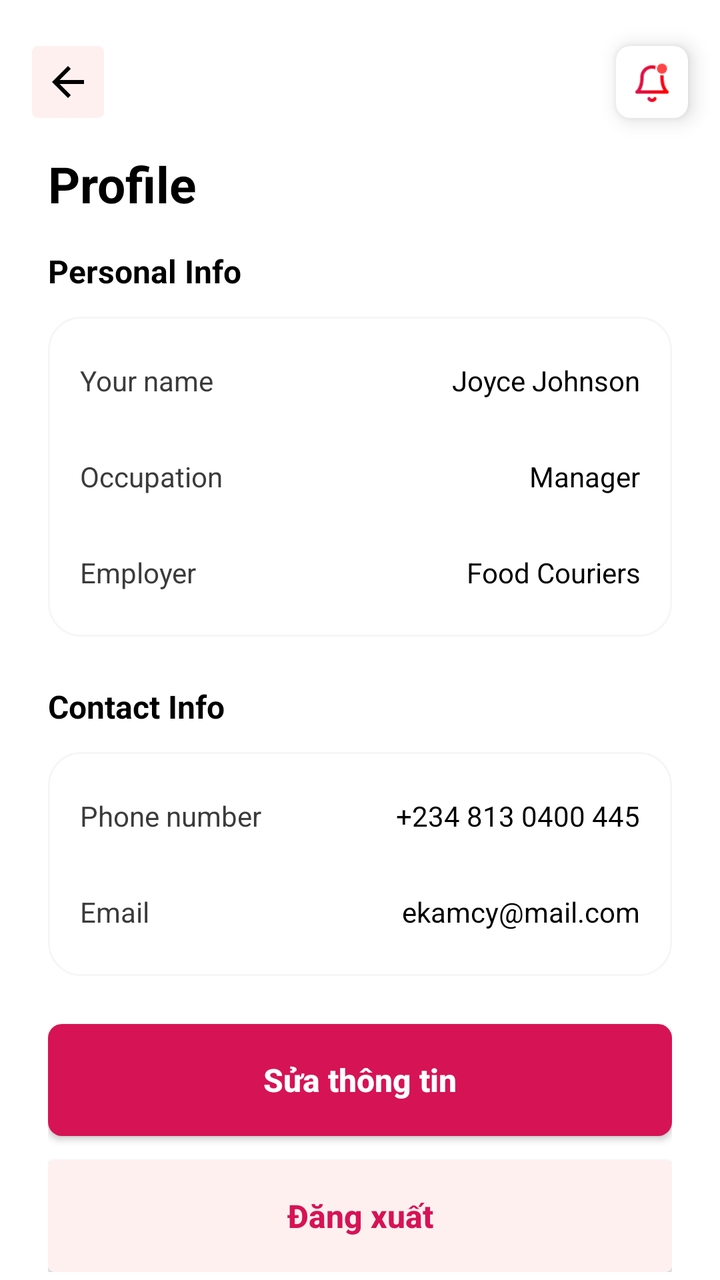
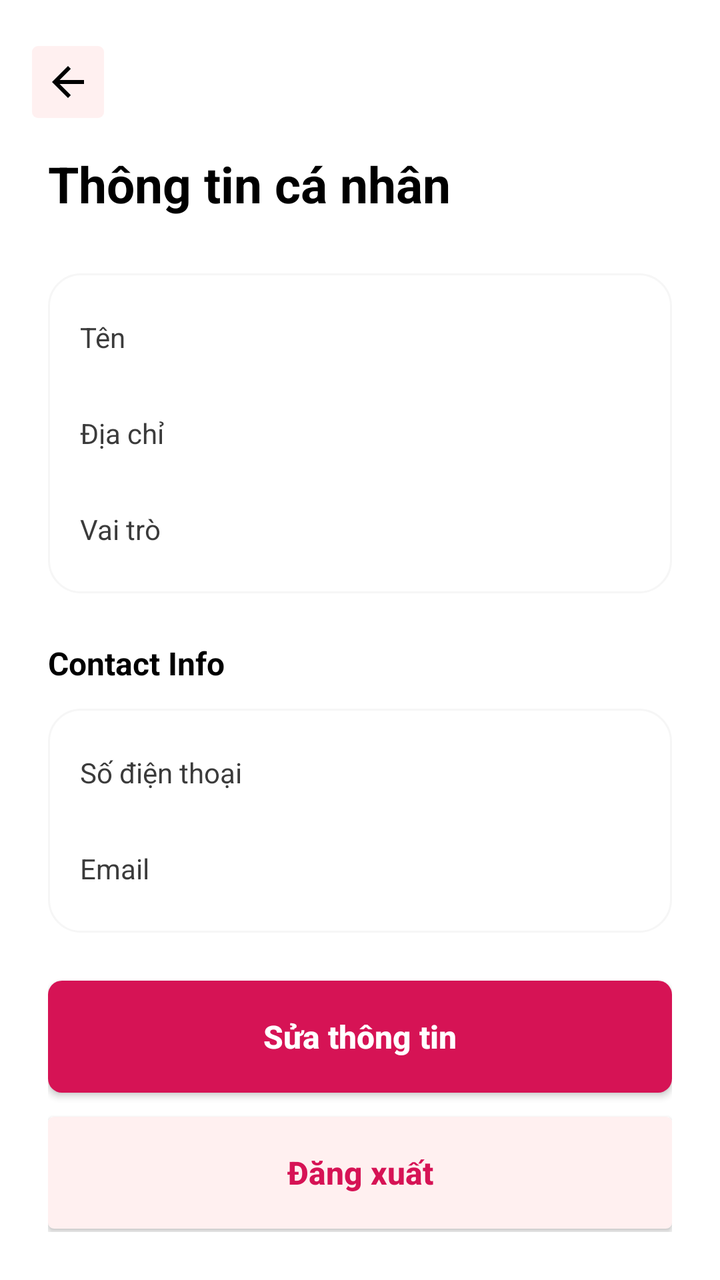

Compare the two renders of this Android layout. The source of the first and the diff that turns it into the second are given below.
<!-- AndroidManifest.xml: application theme Theme.FoodCouriers -->
<!-- res/layout/activity_profile.xml -->
<?xml version="1.0" encoding="utf-8"?>
<androidx.constraintlayout.widget.ConstraintLayout
    xmlns:android="http://schemas.android.com/apk/res/android"
    xmlns:app="http://schemas.android.com/apk/res-auto"
    android:id="@+id/rootProfile"
    android:layout_width="match_parent"
    android:layout_height="match_parent"
    android:background="@android:color/white">

    
    <ImageButton
        android:id="@+id/btnBack"
        android:layout_width="36dp"
        android:layout_height="36dp"
        android:layout_marginStart="16dp"
        android:layout_marginTop="23dp"
        android:background="@drawable/bg_button_secondary"
        android:src="@drawable/ic_back"
        android:scaleType="centerInside"
        app:tint="@android:color/black"
        android:contentDescription="@string/back"
        app:layout_constraintTop_toTopOf="parent"
        app:layout_constraintStart_toStartOf="parent" />

    <androidx.cardview.widget.CardView
        android:id="@+id/cardNotification"
        android:layout_width="36dp"
        android:layout_height="36dp"
        android:layout_marginEnd="16dp"
        android:layout_marginTop="23dp"
        app:cardCornerRadius="7dp"
        app:cardElevation="6dp"
        app:layout_constraintTop_toTopOf="parent"
        app:layout_constraintEnd_toEndOf="parent">

        <ImageView
            android:id="@+id/icNotification"
            android:layout_width="match_parent"
            android:layout_height="match_parent"
            android:padding="8dp"
            android:src="@drawable/ic_notification"
            android:contentDescription="@string/notifications" />
    </androidx.cardview.widget.CardView>

    
    <TextView
        android:id="@+id/tvProfileTitle"
        android:layout_width="wrap_content"
        android:layout_height="wrap_content"
        android:text="Profile"
        android:textSize="25sp"
        android:textStyle="bold"
        android:textColor="@android:color/black"
        android:layout_marginTop="16dp"
        app:layout_constraintTop_toBottomOf="@id/btnBack"
        app:layout_constraintStart_toStartOf="parent"
        android:layout_marginStart="24dp" />

    
    <androidx.core.widget.NestedScrollView
        android:id="@+id/scrollProfile"
        android:layout_width="0dp"
        android:layout_height="0dp"
        android:fillViewport="true"
        app:layout_constraintTop_toBottomOf="@id/tvProfileTitle"
        app:layout_constraintBottom_toBottomOf="parent"
        app:layout_constraintStart_toStartOf="parent"
        app:layout_constraintEnd_toEndOf="parent">

        <LinearLayout
            android:layout_width="match_parent"
            android:layout_height="wrap_content"
            android:orientation="vertical"
            android:paddingStart="24dp"
            android:paddingEnd="24dp"
            android:paddingTop="16dp"
            android:paddingBottom="24dp">

            
            <TextView
                android:id="@+id/tvPersonalTitle"
                android:layout_width="wrap_content"
                android:layout_height="wrap_content"
                android:text="Personal Info"
                android:textSize="16sp"
                android:textStyle="bold"
                android:textColor="@android:color/black" />

            <LinearLayout
                android:id="@+id/layoutPersonalInfo"
                android:layout_width="match_parent"
                android:layout_height="wrap_content"
                android:layout_marginTop="12dp"
                android:orientation="vertical"
                android:background="@drawable/bg_profile_section"
                android:paddingStart="16dp"
                android:paddingEnd="16dp"
                android:paddingTop="8dp"
                android:paddingBottom="8dp">

                
                <LinearLayout
                    android:layout_width="match_parent"
                    android:layout_height="48dp"
                    android:orientation="horizontal"
                    android:gravity="center_vertical"
                    android:weightSum="1">

                    <TextView
                        android:layout_width="0dp"
                        android:layout_height="wrap_content"
                        android:layout_weight="0.5"
                        android:text="Your name"
                        android:textSize="14sp"
                        android:textColor="#3B3B3B" />

                    <TextView
                        android:id="@+id/tvNameValue"
                        android:layout_width="0dp"
                        android:layout_height="wrap_content"
                        android:layout_weight="0.5"
                        android:gravity="end"
                        android:text="Joyce Johnson"
                        android:textSize="14sp"
                        android:textColor="@android:color/black" />
                </LinearLayout>

                
                <LinearLayout
                    android:layout_width="match_parent"
                    android:layout_height="48dp"
                    android:orientation="horizontal"
                    android:gravity="center_vertical"
                    android:weightSum="1">

                    <TextView
                        android:layout_width="0dp"
                        android:layout_height="wrap_content"
                        android:layout_weight="0.5"
                        android:text="Occupation"
                        android:textSize="14sp"
                        android:textColor="#3B3B3B" />

                    <TextView
                        android:id="@+id/tvOccupationValue"
                        android:layout_width="0dp"
                        android:layout_height="wrap_content"
                        android:layout_weight="0.5"
                        android:gravity="end"
                        android:text="Manager"
                        android:textSize="14sp"
                        android:textColor="@android:color/black" />
                </LinearLayout>

                
                <LinearLayout
                    android:layout_width="match_parent"
                    android:layout_height="48dp"
                    android:orientation="horizontal"
                    android:gravity="center_vertical"
                    android:weightSum="1">

                    <TextView
                        android:layout_width="0dp"
                        android:layout_height="wrap_content"
                        android:layout_weight="0.5"
                        android:text="Employer"
                        android:textSize="14sp"
                        android:textColor="#3B3B3B" />

                    <TextView
                        android:id="@+id/tvEmployerValue"
                        android:layout_width="0dp"
                        android:layout_height="wrap_content"
                        android:layout_weight="0.5"
                        android:gravity="end"
                        android:text="Food Couriers"
                        android:textSize="14sp"
                        android:textColor="@android:color/black" />
                </LinearLayout>

                
            </LinearLayout>

            <TextView
                android:id="@+id/tvContactTitle"
                android:layout_width="wrap_content"
                android:layout_height="wrap_content"
                android:layout_marginTop="24dp"
                android:text="Contact Info"
                android:textSize="16sp"
                android:textStyle="bold"
                android:textColor="@android:color/black" />

            <LinearLayout
                android:id="@+id/layoutContactInfo"
                android:layout_width="match_parent"
                android:layout_height="wrap_content"
                android:layout_marginTop="12dp"
                android:orientation="vertical"
                android:background="@drawable/bg_profile_section"
                android:paddingStart="16dp"
                android:paddingEnd="16dp"
                android:paddingTop="8dp"
                android:paddingBottom="8dp">

                
                <LinearLayout
                    android:layout_width="match_parent"
                    android:layout_height="48dp"
                    android:orientation="horizontal"
                    android:gravity="center_vertical"
                    android:weightSum="1">

                    <TextView
                        android:layout_width="0dp"
                        android:layout_height="wrap_content"
                        android:layout_weight="0.5"
                        android:text="Phone number"
                        android:textSize="14sp"
                        android:textColor="#3B3B3B" />

                    <TextView
                        android:id="@+id/tvPhoneValue"
                        android:layout_width="0dp"
                        android:layout_height="wrap_content"
                        android:layout_weight="0.5"
                        android:gravity="end"
                        android:text="+234 813 0400 445"
                        android:textSize="14sp"
                        android:textColor="@android:color/black" />
                </LinearLayout>

                
                <LinearLayout
                    android:layout_width="match_parent"
                    android:layout_height="48dp"
                    android:orientation="horizontal"
                    android:gravity="center_vertical"
                    android:weightSum="1">

                    <TextView
                        android:layout_width="0dp"
                        android:layout_height="wrap_content"
                        android:layout_weight="0.5"
                        android:text="Email"
                        android:textSize="14sp"
                        android:textColor="#3B3B3B" />

                    <TextView
                        android:id="@+id/tvEmailValue"
                        android:layout_width="0dp"
                        android:layout_height="wrap_content"
                        android:layout_weight="0.5"
                        android:gravity="end"
                        android:text="ekamcy@mail.com"
                        android:textSize="14sp"
                        android:textColor="@android:color/black" />
                </LinearLayout>
            </LinearLayout>

            <androidx.appcompat.widget.AppCompatButton
                android:id="@+id/btnEdit"
                android:layout_width="match_parent"
                android:layout_height="56dp"
                android:layout_marginTop="24dp"
                android:background="@drawable/bg_button_primary"
                android:text="@string/edit"
                android:textAllCaps="false"
                android:textColor="@android:color/white"
                android:textSize="16sp"
                android:textStyle="bold" />

            <androidx.appcompat.widget.AppCompatButton
                android:id="@+id/btnLogout"
                android:layout_width="match_parent"
                android:layout_height="56dp"
                android:layout_marginTop="12dp"
                android:background="@drawable/bg_button_secondary"
                android:text="@string/log_out"
                android:textAllCaps="false"
                android:textColor="#D61355"
                android:textSize="16sp"
                android:textStyle="bold" />

        </LinearLayout>
    </androidx.core.widget.NestedScrollView>

</androidx.constraintlayout.widget.ConstraintLayout>
<!-- resources referenced by this layout -->
<resources>
  <!-- drawable bg_button_primary (drawable) -->
  <?xml version="1.0" encoding="utf-8"?>
  <shape xmlns:android="http://schemas.android.com/apk/res/android"
      android:shape="rectangle">
      <solid android:color="@color/primary" />
      <corners android:radius="7dp" />
  </shape>
  <!-- drawable bg_button_secondary (drawable) -->
  <?xml version="1.0" encoding="utf-8"?>
  <shape xmlns:android="http://schemas.android.com/apk/res/android"
      android:shape="rectangle">
      <solid android:color="@color/pink" />
      <corners android:radius="3dp" />
  </shape>
  <!-- drawable bg_profile_section (drawable) -->
  <?xml version="1.0" encoding="utf-8"?>
  <shape xmlns:android="http://schemas.android.com/apk/res/android"
      android:shape="rectangle">
      <solid android:color="@android:color/white"/>
      <stroke
          android:width="1dp"
          android:color="#F6F6F6" />
      <corners android:radius="16dp" />
  </shape>
  <!-- drawable ic_back (drawable) -->
  <?xml version="1.0" encoding="utf-8"?>
  <vector xmlns:android="http://schemas.android.com/apk/res/android"
      android:width="24dp"
      android:height="24dp"
      android:viewportWidth="24"
      android:viewportHeight="24">
  
      
      <path
          android:pathData="M20,11H7.83L13.41,5.41L12,4L4,12L12,20L13.41,18.59L7.83,13H20V11Z"
          android:fillColor="#FFFFFFFF" />
  </vector>
  <!-- drawable ic_notification: png bitmap (drawable, 1852 bytes) -->
  <string name="back">Back</string>
  <string name="edit">Sửa thông tin</string>
  <string name="log_out">Đăng xuất</string>
  <string name="notifications">Notifications</string>
  <style name="Theme.FoodCouriers" parent="Base.Theme.FoodCouriers" />
  <color name="primary">#D61355</color>
  <color name="pink">#FFF0F0</color>
  <style name="Base.Theme.FoodCouriers" parent="Theme.Material3.DayNight.NoActionBar">
          
          <item name="colorPrimary">@color/primary</item>
          <item name="colorPrimaryVariant">@color/primary</item>
          <item name="colorOnPrimary">@color/white</item>
          
          <item name="colorSecondary">@color/pink</item>
          <item name="colorSecondaryVariant">@color/pink</item>
          <item name="colorOnSecondary">@color/black</item>
          
          <item name="android:statusBarColor">?attr/colorPrimaryVariant</item>
  
          
          <item name="colorControlActivated">@color/primary</item>
          <item name="android:textColorHighlight">@color/pink</item>
      </style>
  <color name="white">#FFFFFF</color>
  <color name="black">#FF000000</color>
</resources>

<!-- the commit's change to res/layout/activity_profile.xml (unified diff, before → after) -->
@@ -22,32 +22,11 @@
         app:layout_constraintTop_toTopOf="parent"
         app:layout_constraintStart_toStartOf="parent" />
 
-    <androidx.cardview.widget.CardView
-        android:id="@+id/cardNotification"
-        android:layout_width="36dp"
-        android:layout_height="36dp"
-        android:layout_marginEnd="16dp"
-        android:layout_marginTop="23dp"
-        app:cardCornerRadius="7dp"
-        app:cardElevation="6dp"
-        app:layout_constraintTop_toTopOf="parent"
-        app:layout_constraintEnd_toEndOf="parent">
-
-        <ImageView
-            android:id="@+id/icNotification"
-            android:layout_width="match_parent"
-            android:layout_height="match_parent"
-            android:padding="8dp"
-            android:src="@drawable/ic_notification"
-            android:contentDescription="@string/notifications" />
-    </androidx.cardview.widget.CardView>
-
-    
     <TextView
         android:id="@+id/tvProfileTitle"
         android:layout_width="wrap_content"
         android:layout_height="wrap_content"
-        android:text="Profile"
+        android:text="@string/profile"
         android:textSize="25sp"
         android:textStyle="bold"
         android:textColor="@android:color/black"
@@ -56,7 +35,6 @@
         app:layout_constraintStart_toStartOf="parent"
         android:layout_marginStart="24dp" />
 
-    
     <androidx.core.widget.NestedScrollView
         android:id="@+id/scrollProfile"
         android:layout_width="0dp"
@@ -76,15 +54,6 @@
             android:paddingTop="16dp"
             android:paddingBottom="24dp">
 
-            
-            <TextView
-                android:id="@+id/tvPersonalTitle"
-                android:layout_width="wrap_content"
-                android:layout_height="wrap_content"
-                android:text="Personal Info"
-                android:textSize="16sp"
-                android:textStyle="bold"
-                android:textColor="@android:color/black" />
 
             <LinearLayout
                 android:id="@+id/layoutPersonalInfo"
@@ -98,19 +67,18 @@
                 android:paddingTop="8dp"
                 android:paddingBottom="8dp">
 
-                
-                <LinearLayout
-                    android:layout_width="match_parent"
-                    android:layout_height="48dp"
-                    android:orientation="horizontal"
-                    android:gravity="center_vertical"
-                    android:weightSum="1">
-
-                    <TextView
-                        android:layout_width="0dp"
-                        android:layout_height="wrap_content"
-                        android:layout_weight="0.5"
-                        android:text="Your name"
+                <LinearLayout
+                    android:layout_width="match_parent"
+                    android:layout_height="48dp"
+                    android:orientation="horizontal"
+                    android:gravity="center_vertical"
+                    android:weightSum="1">
+
+                    <TextView
+                        android:layout_width="0dp"
+                        android:layout_height="wrap_content"
+                        android:layout_weight="0.5"
+                        android:text="@string/name"
                         android:textSize="14sp"
                         android:textColor="#3B3B3B" />
 
@@ -120,66 +88,60 @@
                         android:layout_height="wrap_content"
                         android:layout_weight="0.5"
                         android:gravity="end"
-                        android:text="Joyce Johnson"
-                        android:textSize="14sp"
-                        android:textColor="@android:color/black" />
-                </LinearLayout>
-
-                
-                <LinearLayout
-                    android:layout_width="match_parent"
-                    android:layout_height="48dp"
-                    android:orientation="horizontal"
-                    android:gravity="center_vertical"
-                    android:weightSum="1">
-
-                    <TextView
-                        android:layout_width="0dp"
-                        android:layout_height="wrap_content"
-                        android:layout_weight="0.5"
-                        android:text="Occupation"
-                        android:textSize="14sp"
-                        android:textColor="#3B3B3B" />
-
-                    <TextView
-                        android:id="@+id/tvOccupationValue"
-                        android:layout_width="0dp"
-                        android:layout_height="wrap_content"
-                        android:layout_weight="0.5"
-                        android:gravity="end"
-                        android:text="Manager"
-                        android:textSize="14sp"
-                        android:textColor="@android:color/black" />
-                </LinearLayout>
-
-                
-                <LinearLayout
-                    android:layout_width="match_parent"
-                    android:layout_height="48dp"
-                    android:orientation="horizontal"
-                    android:gravity="center_vertical"
-                    android:weightSum="1">
-
-                    <TextView
-                        android:layout_width="0dp"
-                        android:layout_height="wrap_content"
-                        android:layout_weight="0.5"
-                        android:text="Employer"
-                        android:textSize="14sp"
-                        android:textColor="#3B3B3B" />
-
-                    <TextView
-                        android:id="@+id/tvEmployerValue"
-                        android:layout_width="0dp"
-                        android:layout_height="wrap_content"
-                        android:layout_weight="0.5"
-                        android:gravity="end"
-                        android:text="Food Couriers"
-                        android:textSize="14sp"
-                        android:textColor="@android:color/black" />
-                </LinearLayout>
-
-                
+                        android:textSize="14sp"
+                        android:textColor="@android:color/black" />
+                </LinearLayout>
+
+                <LinearLayout
+                    android:layout_width="match_parent"
+                    android:layout_height="48dp"
+                    android:orientation="horizontal"
+                    android:gravity="center_vertical"
+                    android:weightSum="1">
+
+                    <TextView
+                        android:layout_width="0dp"
+                        android:layout_height="wrap_content"
+                        android:layout_weight="0.5"
+                        android:text="@string/address"
+                        android:textSize="14sp"
+                        android:textColor="#3B3B3B" />
+
+                    <TextView
+                        android:id="@+id/tvAddressValue"
+                        android:layout_width="0dp"
+                        android:layout_height="wrap_content"
+                        android:layout_weight="0.5"
+                        android:gravity="end"
+                        android:textSize="14sp"
+                        android:textColor="@android:color/black" />
+                </LinearLayout>
+
+                <LinearLayout
+                    android:layout_width="match_parent"
+                    android:layout_height="48dp"
+                    android:orientation="horizontal"
+                    android:gravity="center_vertical"
+                    android:weightSum="1">
+
+                    <TextView
+                        android:layout_width="0dp"
+                        android:layout_height="wrap_content"
+                        android:layout_weight="0.5"
+                        android:text="@string/role"
+                        android:textSize="14sp"
+                        android:textColor="#3B3B3B" />
+
+                    <TextView
+                        android:id="@+id/tvRoleValue"
+                        android:layout_width="0dp"
+                        android:layout_height="wrap_content"
+                        android:layout_weight="0.5"
+                        android:gravity="end"
+                        android:textSize="14sp"
+                        android:textColor="@android:color/black" />
+                </LinearLayout>
+
             </LinearLayout>
 
             <TextView
@@ -216,7 +178,7 @@
                         android:layout_width="0dp"
                         android:layout_height="wrap_content"
                         android:layout_weight="0.5"
-                        android:text="Phone number"
+                        android:text="@string/phone_number"
                         android:textSize="14sp"
                         android:textColor="#3B3B3B" />
 
@@ -226,7 +188,6 @@
                         android:layout_height="wrap_content"
                         android:layout_weight="0.5"
                         android:gravity="end"
-                        android:text="+234 813 0400 445"
                         android:textSize="14sp"
                         android:textColor="@android:color/black" />
                 </LinearLayout>
@@ -253,7 +214,6 @@
                         android:layout_height="wrap_content"
                         android:layout_weight="0.5"
                         android:gravity="end"
-                        android:text="ekamcy@mail.com"
                         android:textSize="14sp"
                         android:textColor="@android:color/black" />
                 </LinearLayout>
<!-- resource entries referenced after the edit -->
@@ -37,11 +37,14 @@
           android:pathData="M20,11H7.83L13.41,5.41L12,4L4,12L12,20L13.41,18.59L7.83,13H20V11Z"
           android:fillColor="#FFFFFFFF" />
   </vector>
-  <!-- drawable ic_notification: png bitmap (drawable, 1852 bytes) -->
+  <string name="address">Địa chỉ</string>
   <string name="back">Back</string>
   <string name="edit">Sửa thông tin</string>
   <string name="log_out">Đăng xuất</string>
-  <string name="notifications">Notifications</string>
+  <string name="name">Tên</string>
+  <string name="phone_number">Số điện thoại</string>
+  <string name="profile">Thông tin cá nhân</string>
+  <string name="role">Vai trò</string>
   <style name="Theme.FoodCouriers" parent="Base.Theme.FoodCouriers" />
   <color name="primary">#D61355</color>
   <color name="pink">#FFF0F0</color>
